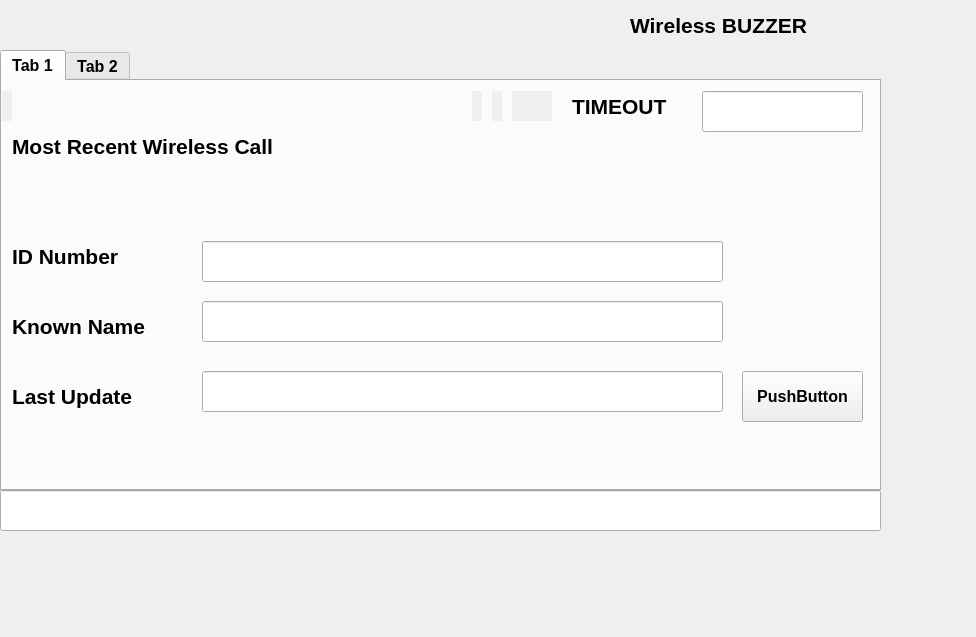
This is QT/wswitch/nwgnd.ui in natashaiwscope/emulator_v0 as Qt 5 draws it before an edit. The edited form follows.
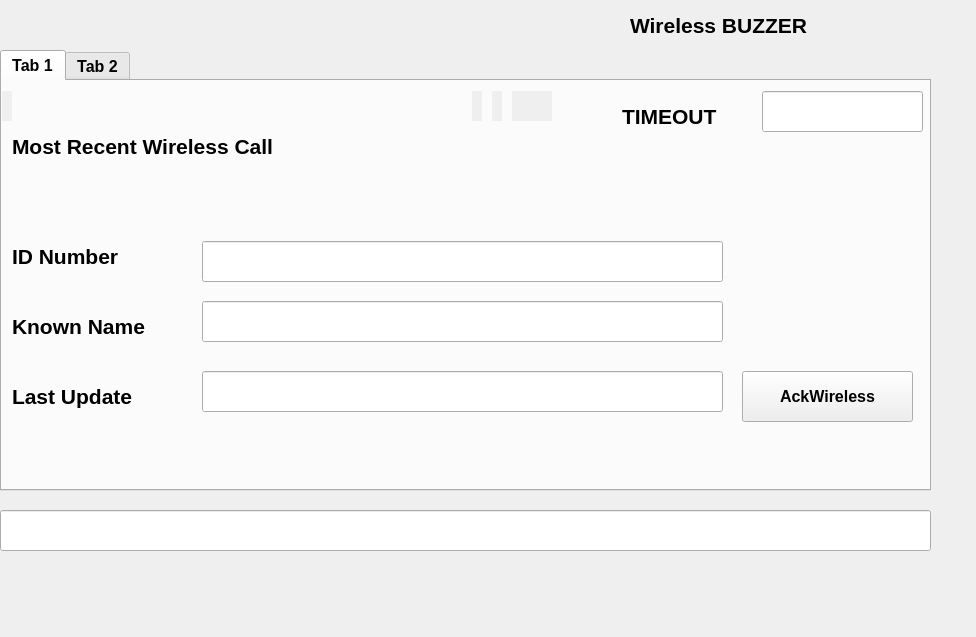
This is the edited form.

Commit message: Thu Mar 15 18:12:38 EDT 2018

The edit to the form file:
```diff
--- a/QT/wswitch/nwgnd.ui
+++ b/QT/wswitch/nwgnd.ui
@@ -37,8 +37,8 @@
    <property name="geometry">
     <rect>
      <x>0</x>
-     <y>490</y>
-     <width>881</width>
+     <y>510</y>
+     <width>931</width>
      <height>41</height>
     </rect>
    </property>
@@ -53,7 +53,7 @@
     <rect>
      <x>0</x>
      <y>50</y>
-     <width>881</width>
+     <width>931</width>
      <height>441</height>
     </rect>
    </property>
@@ -165,8 +165,8 @@
     <widget class="QLabel" name="label_7">
      <property name="geometry">
       <rect>
-       <x>570</x>
-       <y>10</y>
+       <x>620</x>
+       <y>20</y>
        <width>121</width>
        <height>31</height>
       </rect>
@@ -185,7 +185,7 @@
     <widget class="QLineEdit" name="timeOUTLineEdit">
      <property name="geometry">
       <rect>
-       <x>700</x>
+       <x>760</x>
        <y>10</y>
        <width>161</width>
        <height>41</height>
@@ -460,12 +460,12 @@
       <rect>
        <x>740</x>
        <y>290</y>
-       <width>121</width>
+       <width>171</width>
        <height>51</height>
       </rect>
      </property>
      <property name="text">
-      <string>PushButton</string>
+      <string>AckWireless</string>
      </property>
     </widget>
    </widget>
```
The commit also changes 1 other file.
